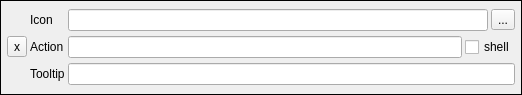
This is ui_action.ui in 3nids/customlauncher as Qt 5 draws it before an edit. The edited form follows.
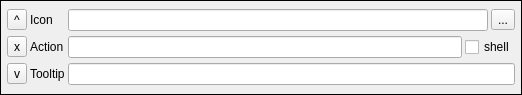
This is the edited form.

```diff
--- a/ui_action.ui
+++ b/ui_action.ui
@@ -125,6 +125,20 @@
      </property>
     </widget>
    </item>
+   <item row="0" column="0">
+    <widget class="QToolButton" name="upButton">
+     <property name="text">
+      <string>^</string>
+     </property>
+    </widget>
+   </item>
+   <item row="2" column="0">
+    <widget class="QToolButton" name="downButton">
+     <property name="text">
+      <string>v</string>
+     </property>
+    </widget>
+   </item>
   </layout>
  </widget>
  <resources/>
```
